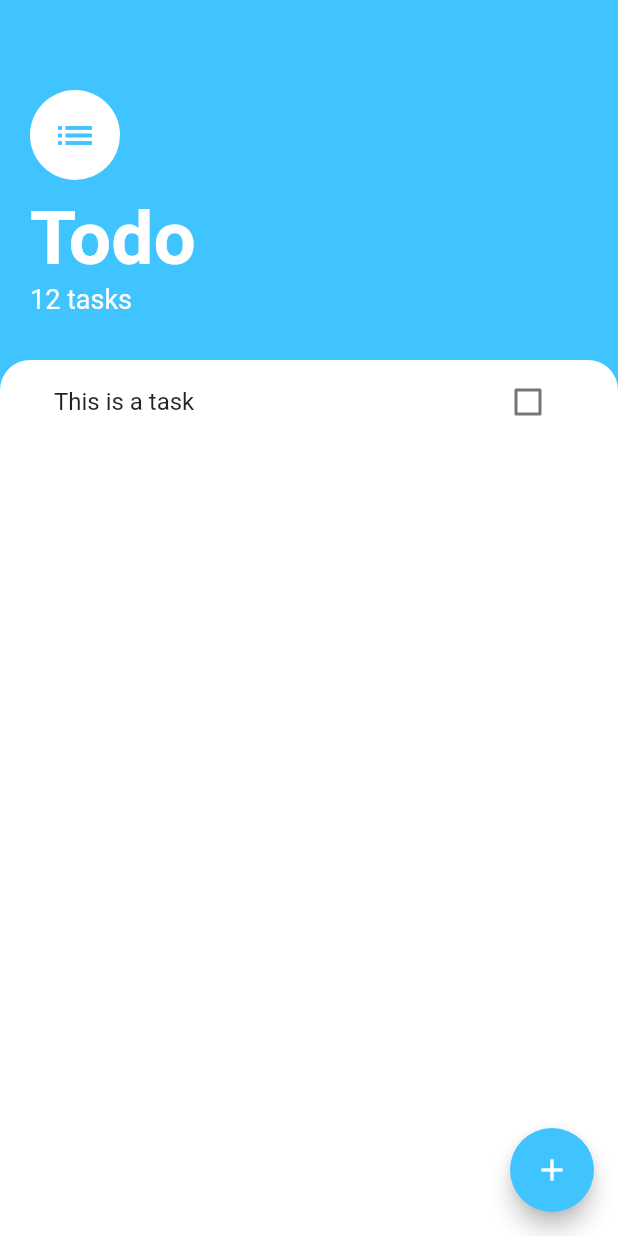
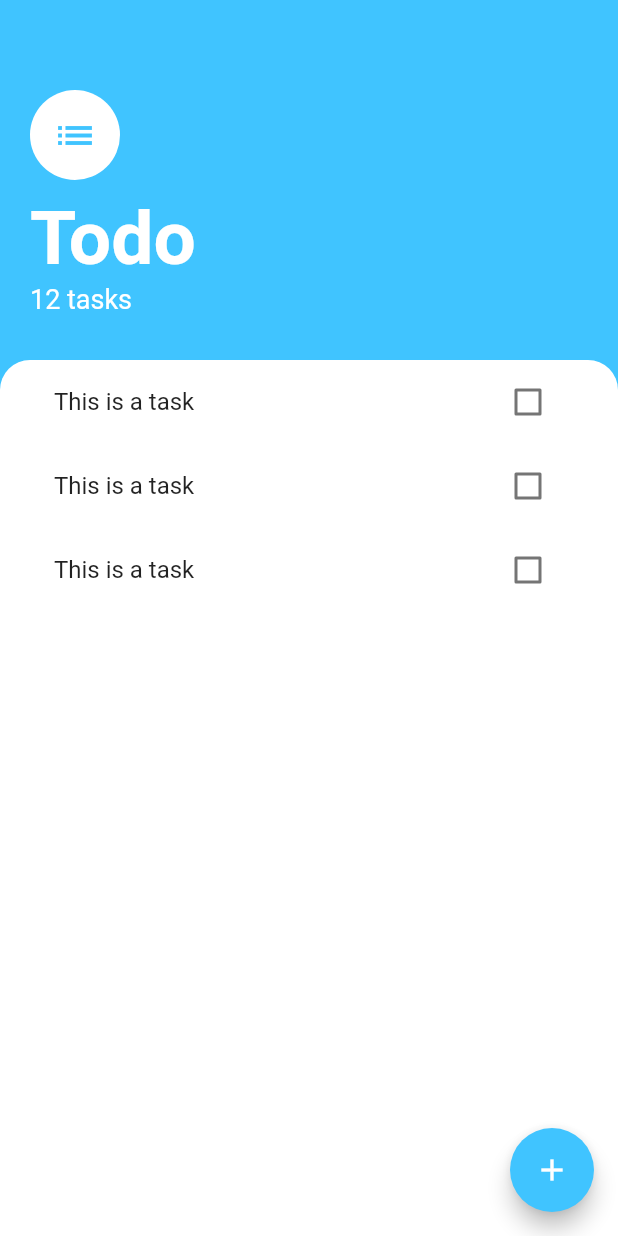
Before and after one commit to edsson-madrigal/flutter_project10_state_management, a Flutter app: the screen it shows after launch, on a phone screen of 412 x 824 dp. Run offline on Flutter 3.47's test engine with Material 2 defaults, Android fonts, the light colour scheme and no system bars.

Commit message:
refactor ui

```diff
--- a/lib/screens/tasks_screen.dart
+++ b/lib/screens/tasks_screen.dart
@@ -1,6 +1,7 @@
 // ignore_for_file: prefer_const_constructors, prefer_const_literals_to_create_immutables
 
 import 'package:flutter/material.dart';
+import 'package:flutter_project10_state_management/widgets/tasks_list.dart';
 
 class TasksScreen extends StatelessWidget {
   const TasksScreen({Key? key}) : super(key: key);
@@ -71,17 +72,7 @@ class TasksScreen extends StatelessWidget {
                     topRight: Radius.circular(20.0),
                   ),
                 ),
-                child: ListView(
-                  children: [
-                    ListTile(
-                      title: Text('This is a task'),
-                      trailing: Checkbox(
-                        value: false,
-                        onChanged: (bool? value) {},
-                      ),
-                    ),
-                  ],
-                )),
+                child: TasksList()),
           ),
         ],
       ),
--- /dev/null
+++ b/lib/widgets/tasks_list.dart
@@ -0,0 +1,21 @@
+// ignore_for_file: prefer_const_constructors, prefer_const_literals_to_create_immutables
+
+import 'package:flutter/material.dart';
+import 'package:flutter_project10_state_management/widgets/tasks_tiles.dart';
+
+class TasksList extends StatelessWidget {
+  const TasksList({
+    Key? key,
+  }) : super(key: key);
+
+  @override
+  Widget build(BuildContext context) {
+    return ListView(
+      children: [
+        TasksTile(),
+        TasksTile(),
+        TasksTile(),
+      ],
+    );
+  }
+}
--- /dev/null
+++ b/lib/widgets/tasks_tiles.dart
@@ -0,0 +1,20 @@
+// ignore_for_file: prefer_const_constructors
+
+import 'package:flutter/material.dart';
+
+class TasksTile extends StatelessWidget {
+  const TasksTile({
+    Key? key,
+  }) : super(key: key);
+
+  @override
+  Widget build(BuildContext context) {
+    return ListTile(
+      title: Text('This is a task'),
+      trailing: Checkbox(
+        value: false,
+        onChanged: (bool? value) {},
+      ),
+    );
+  }
+}
```
